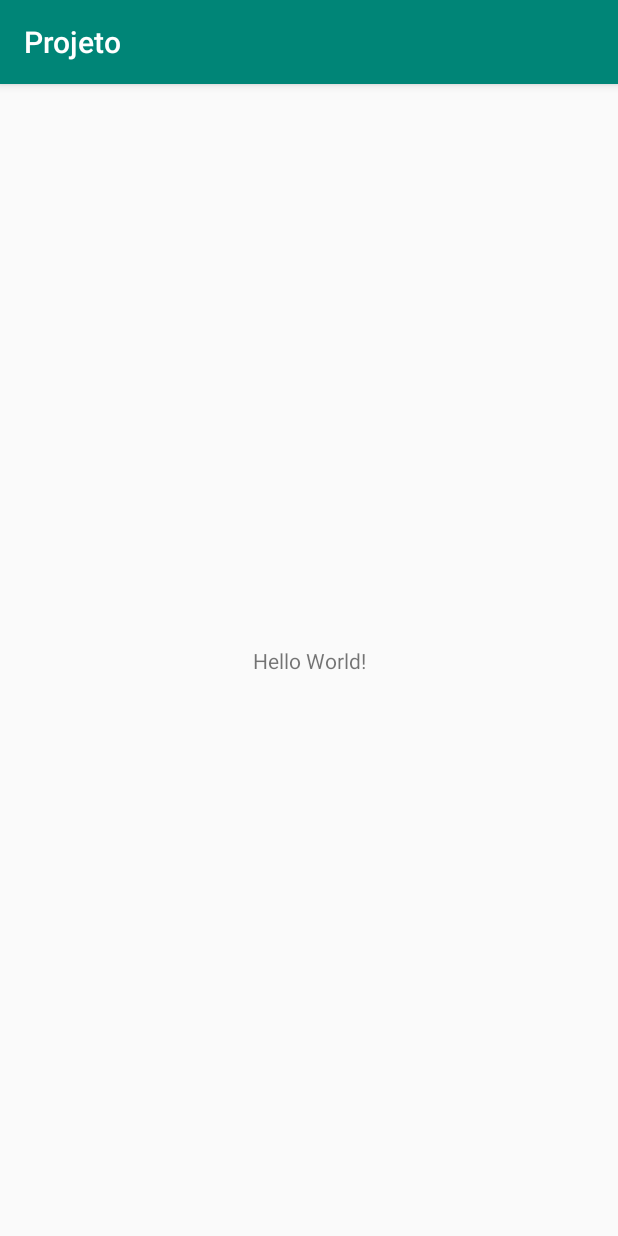
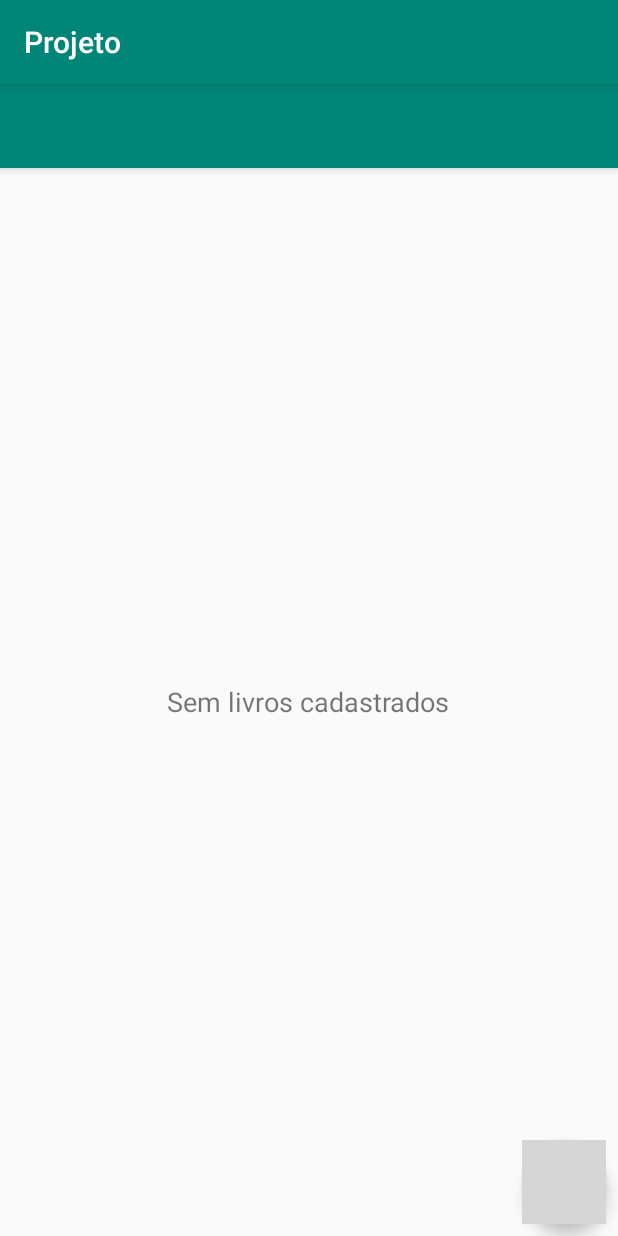
Before and after one commit to jessicabpetersen/ProjetoAndroid, an Android app: the screen it shows after launch (MainActivity), on a phone screen of 412 x 824 dp. Run offline under Robolectric (Android 15) with nearby library versions, the phone set to English and light mode, and no system bars; grey boxes are pictures that could not be loaded.

Commit message:
layouts & entity

```diff
--- a/projeto/app/src/main/res/layout/activity_main.xml
+++ b/projeto/app/src/main/res/layout/activity_main.xml
@@ -1,18 +1,31 @@
 <?xml version="1.0" encoding="utf-8"?>
-<androidx.constraintlayout.widget.ConstraintLayout xmlns:android="http://schemas.android.com/apk/res/android"
+<android.support.design.widget.CoordinatorLayout xmlns:android="http://schemas.android.com/apk/res/android"
     xmlns:app="http://schemas.android.com/apk/res-auto"
     xmlns:tools="http://schemas.android.com/tools"
     android:layout_width="match_parent"
     android:layout_height="match_parent"
     tools:context=".MainActivity">
 
-    <TextView
+    <android.support.design.widget.AppBarLayout
+        android:layout_width="match_parent"
+        android:layout_height="wrap_content">
+
+        <android.support.v7.widget.Toolbar
+            android:id="@+id/toolbar"
+            android:layout_width="match_parent"
+            android:layout_height="?attr/actionBarSize"
+            android:background="?attr/colorPrimary"/>
+
+    </android.support.design.widget.AppBarLayout>
+
+    <include layout="@layout/recyclerview" />
+
+    <android.support.design.widget.FloatingActionButton
+        android:id="@+id/fab"
         android:layout_width="wrap_content"
         android:layout_height="wrap_content"
-        android:text="Hello World!"
-        app:layout_constraintBottom_toBottomOf="parent"
-        app:layout_constraintLeft_toLeftOf="parent"
-        app:layout_constraintRight_toRightOf="parent"
-        app:layout_constraintTop_toTopOf="parent" />
+        android:layout_gravity="bottom|end"
+        android:layout_margin="@dimen/fab_margin"
+        android:src="@drawable/ic_add_black_24dp" />
 
-</androidx.constraintlayout.widget.ConstraintLayout>
+</android.support.design.widget.CoordinatorLayout>
--- /dev/null
+++ b/projeto/app/src/main/res/layout/recyclerview.xml
@@ -0,0 +1,25 @@
+<?xml version="1.0" encoding="utf-8"?>
+<RelativeLayout xmlns:android="http://schemas.android.com/apk/res/android"
+    xmlns:app="http://schemas.android.com/apk/res-auto"
+    xmlns:tools="http://schemas.android.com/tools"
+    android:layout_width="match_parent"
+    android:layout_height="match_parent"
+    app:layout_behavior="@string/appbar_scrolling_view_behavior"
+    tools:context=".MainActivity"
+    tools:showIn="@layout/activity_main">
+
+    <android.support.v7.widget.RecyclerView
+    android:visibility="gone"
+    android:id="@+id/list_books"
+    android:layout_width="match_parent"
+    android:layout_height="match_parent" />
+
+    <TextView
+    android:id="@+id/empty_books_view"
+    android:layout_width="wrap_content"
+    android:layout_height="wrap_content"
+    android:layout_centerInParent="true"
+    android:text="Sem livros cadastrados"
+    android:textSize="18sp" />
+
+</RelativeLayout>
```
Also changed, not shown: projeto/app/build.gradle (+11 -0 lines), projeto/app/src/main/java/com/example/projeto/Livro.java (added, +80 -0 lines).
